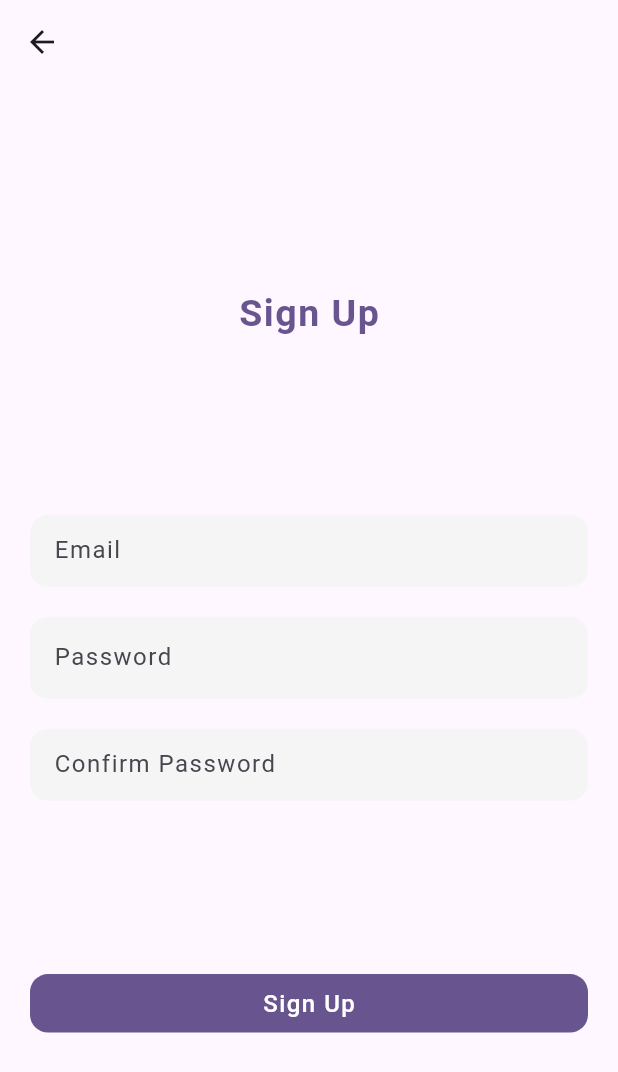
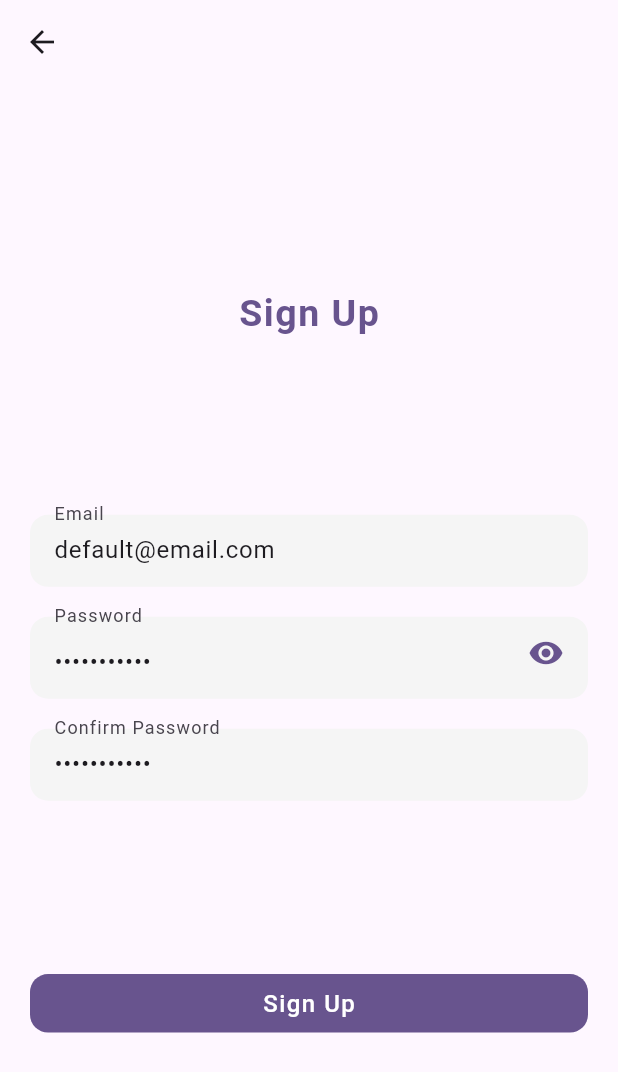
Before and after one commit to Jhay4Julian/multi_step_forms, a Flutter app: the SignUpPage screen opened directly, on a phone screen of 412 x 824 dp. Shown: the top 1072 px of the screen. Run offline on Flutter 3.47's test engine with Material 2 defaults, Android fonts, the phone set to English and light mode, and no system bars.

Commit message:
added default credentials for test

```diff
--- a/lib/pages/signup_page.dart
+++ b/lib/pages/signup_page.dart
@@ -1,5 +1,5 @@
 import 'package:flutter/material.dart';
-import 'package:multi_step_forms/details.dart';
+import 'package:multi_step_forms/pages/register_page.dart';
 import '../components/my_button.dart';
 import '../components/my_textfield.dart';
 
@@ -11,10 +11,12 @@ class SignUpPage extends StatefulWidget {
 }
 
 class _SignUpPageState extends State<SignUpPage> {
-  final TextEditingController _emailController = TextEditingController();
-  final TextEditingController _passwordController = TextEditingController();
+  final TextEditingController _emailController =
+      TextEditingController(text: 'default@email.com');
+  final TextEditingController _passwordController =
+      TextEditingController(text: 'Password123');
   final TextEditingController _confirmPasswordController =
-      TextEditingController();
+      TextEditingController(text: 'Password123');
   final GlobalKey<FormState> _formKey = GlobalKey<FormState>();
 
   bool isHidden = true;
@@ -23,15 +25,8 @@ class _SignUpPageState extends State<SignUpPage> {
   void _validateSignUp() {
     final form = _formKey.currentState;
     if (form != null && form.validate()) {
-      Navigator.push(
-        context,
-        MaterialPageRoute(
-          builder: (context) => DetailsPage(
-            email: _emailController.text,
-            password: _passwordController.text,
-          ),
-        ),
-      );
+      Navigator.push(context,
+          MaterialPageRoute(builder: (context) => const RegisterPage()));
     }
   }
 
```
